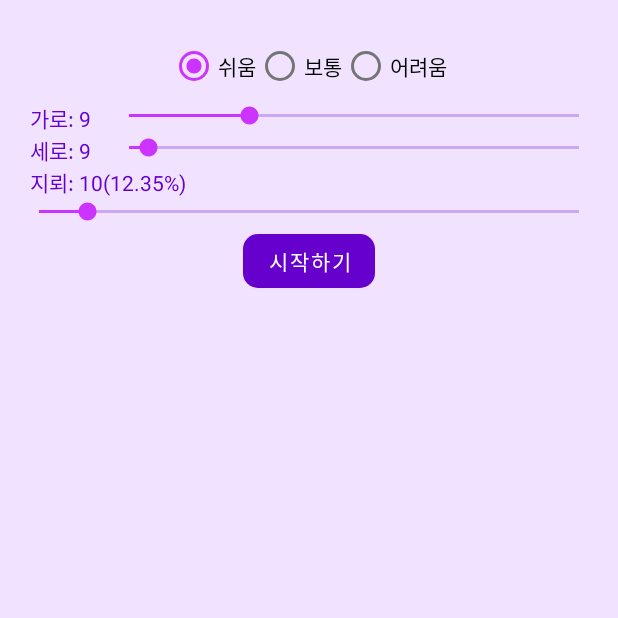
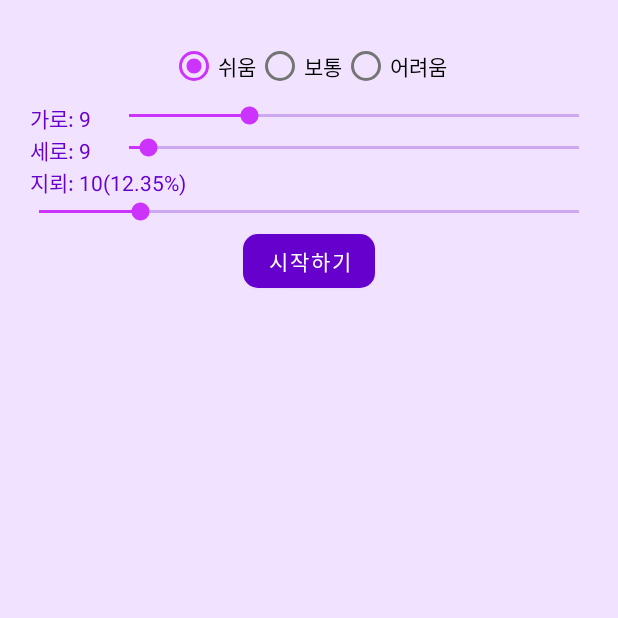
Before and after one commit to fabbitox/MineSweeperPR, an Android app: the screen it shows after launch (MainActivity), after a tap on "쉬움", on a phone screen of 412 x 824 dp, the top half of it. Run offline under Robolectric (Android 15) with nearby library versions, the phone set to English and light mode, and no system bars; 1 other tap on this screen came first.

Commit message:
min max set by mine rate

```diff
--- a/app/src/main/java/com/first/minesweeperpr/MainActivity.java
+++ b/app/src/main/java/com/first/minesweeperpr/MainActivity.java
@@ -93,7 +93,7 @@ public class MainActivity extends AppCompatActivity {
             public void onProgressChanged(SeekBar seekBar, int progress, boolean fromUser) {
                 colText.setText(String.format("가로: %s", (progress + 5)));
                 counts[0] = progress + 5;
-                mineBar.setMax(counts[0] * counts[1] - 14);
+                mineBar.setMax(counts[0] * counts[1] / 5 * 2);
             }
 
             @Override
@@ -111,7 +111,7 @@ public class MainActivity extends AppCompatActivity {
             public void onProgressChanged(SeekBar seekBar, int progress, boolean fromUser) {
                 rowText.setText(String.format("세로: %s", progress + 8));
                 counts[1] = progress + 8;
-                mineBar.setMax(counts[0] * counts[1] - 14);
+                mineBar.setMax(counts[0] * counts[1] / 5 * 2);
             }
 
             @Override
@@ -127,9 +127,9 @@ public class MainActivity extends AppCompatActivity {
         mineBar.setOnSeekBarChangeListener(new SeekBar.OnSeekBarChangeListener() {
             @Override
             public void onProgressChanged(SeekBar seekBar, int progress, boolean fromUser) {
-                counts[2] = progress + 4;
+                counts[2] = progress + counts[0] * counts[1] / 20;
                 double mineRate = (double)counts[2] / counts[0] / counts[1] * 100;
-                mineText.setText(String.format(getString(R.string.mine_text_format), progress + 4, mineRate));
+                mineText.setText(String.format(getString(R.string.mine_text_format), counts[2], mineRate));
             }
 
             @Override
--- a/app/src/main/res/values/strings.xml
+++ b/app/src/main/res/values/strings.xml
@@ -2,7 +2,7 @@
     <string name="app_name">MinesweeperPR</string>
     <string name="column_text">가로: 5</string>
     <string name="row_text">세로: 8</string>
-    <string name="mine_text">지뢰: 4(10.00%)</string>
+    <string name="mine_text">지뢰: 2(5.00%)</string>
     <string name="start_text">시작하기</string>
     <string name="restart_text">다시시작</string>
     <string name="blank"> </string>
```
